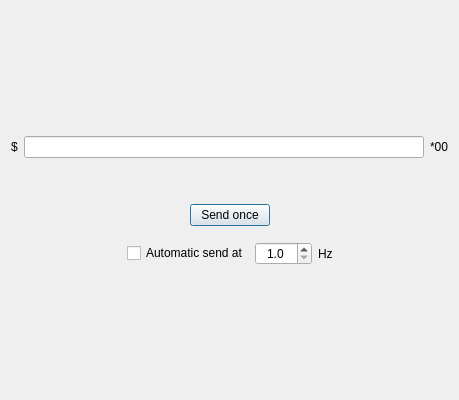
Old version of the form src/menu_bar/simu/menubar_simdata.ui in the repository Kupofty/OpenSeaNav.
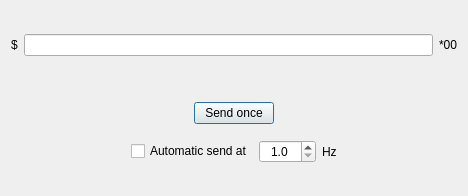
New version of the form.

Patch:
```diff
--- a/src/menu_bar/simu/menubar_simdata.ui
+++ b/src/menu_bar/simu/menubar_simdata.ui
@@ -6,8 +6,8 @@
    <rect>
     <x>0</x>
     <y>0</y>
-    <width>455</width>
-    <height>400</height>
+    <width>468</width>
+    <height>196</height>
    </rect>
   </property>
   <property name="windowTitle">
```
